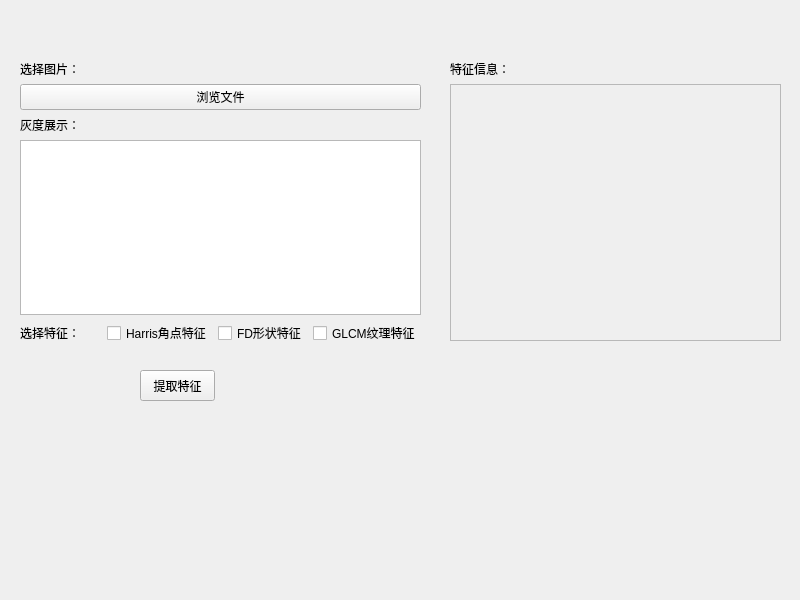
Qt form oceanEddyRecognition.ui (Liujiajia1994/pyQtTest) before a commit.
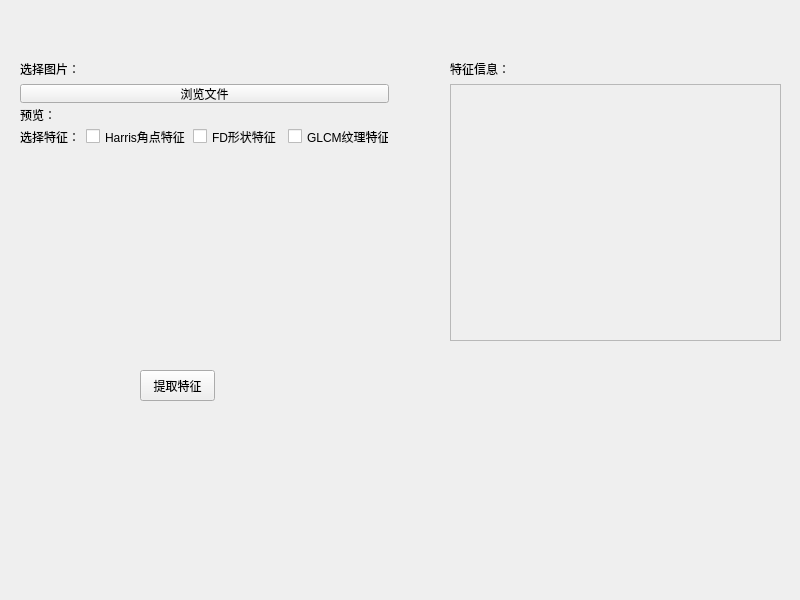
The same form after that commit.

```diff
--- a/oceanEddyRecognition.ui
+++ b/oceanEddyRecognition.ui
@@ -32,8 +32,8 @@
      <rect>
       <x>20</x>
       <y>60</y>
-      <width>401</width>
-      <height>285</height>
+      <width>369</width>
+      <height>87</height>
      </rect>
     </property>
     <layout class="QVBoxLayout" name="verticalLayout">
@@ -52,15 +52,18 @@
       </widget>
      </item>
      <item>
-      <widget class="QLabel" name="gray_image">
+      <widget class="QLabel" name="image_show">
+       <property name="maximumSize">
+        <size>
+         <width>367</width>
+         <height>12</height>
+        </size>
+       </property>
        <property name="text">
-        <string>灰度展示：</string>
+        <string>预览：</string>
        </property>
       </widget>
      </item>
-     <item>
-      <widget class="QGraphicsView" name="graphicsView"/>
-     </item>
      <item>
       <layout class="QHBoxLayout" name="horizontalLayout_2">
        <item>
@@ -99,7 +102,7 @@
      </item>
     </layout>
    </widget>
-   <widget class="QWidget" name="">
+   <widget class="QWidget" name="layoutWidget">
     <property name="geometry">
      <rect>
       <x>450</x>
```
